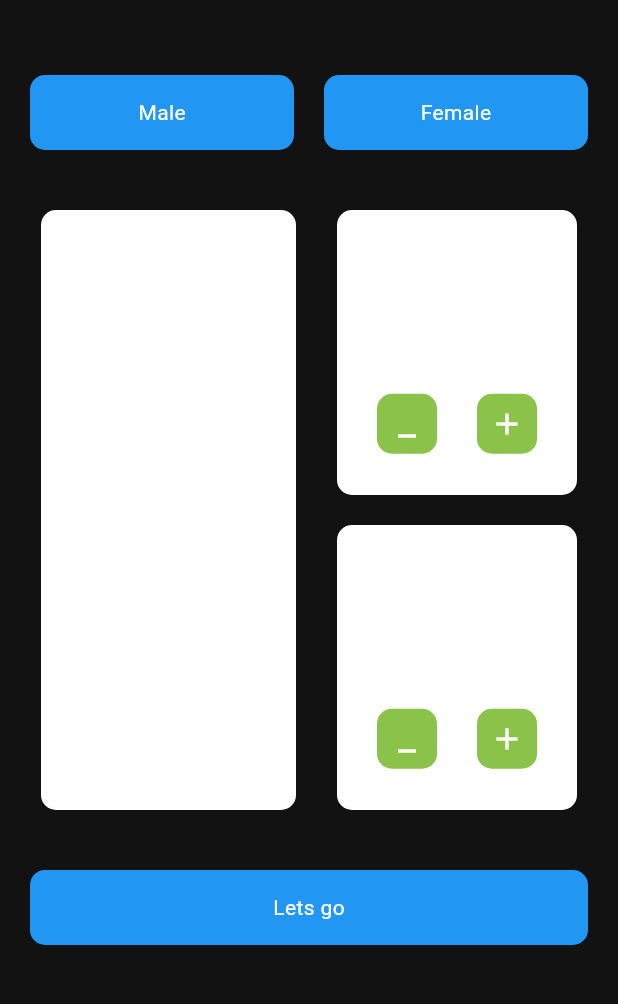
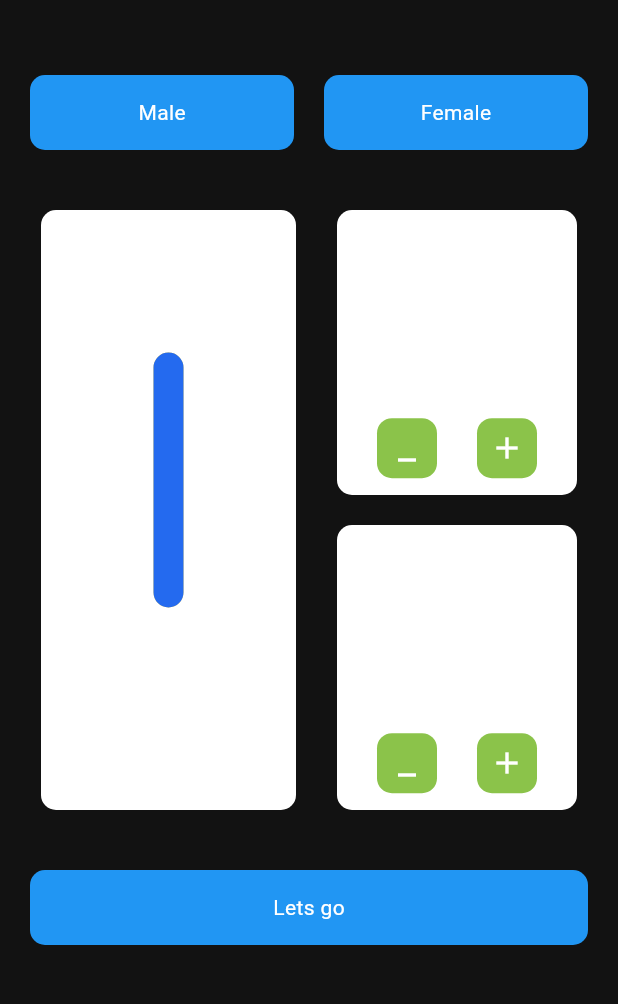
Before and after one commit to BIBINKB97/BMI-calculator-application, a Flutter app: the screen it shows after launch, on a phone screen of 412 x 824 dp, the part 222-1226 px from its top. Run offline on Flutter 3.47's test engine with Material 2 defaults, Android fonts, the phone set to English and light mode, and no system bars; our stand-ins replace get.

Commit message:
ui part almost completed

```diff
--- a/lib/main.dart
+++ b/lib/main.dart
@@ -13,7 +13,7 @@ class MyApp extends StatelessWidget {
   Widget build(BuildContext context) {
     return GetMaterialApp(
       debugShowCheckedModeBanner: false,
-      title: 'Flutter Demo',
+      title: 'Bmi calculator',
       darkTheme: lightTheme,
       theme: darkTheme,
       home: HomePage(),
--- a/lib/view/home.dart
+++ b/lib/view/home.dart
@@ -83,7 +83,24 @@ class HomePage extends StatelessWidget {
                 decoration: BoxDecoration(
                     borderRadius: BorderRadius.circular(10),
                     color: Colors.white),
-                child: Center(child: Text('height')),
+                child: Center(
+                    child: Column(
+                  children: [
+                    Text('height'),
+                    Transform(
+                        alignment: Alignment.center,
+                        transform: Matrix4.rotationZ(3.14159 / 2),
+                        child: Padding(
+                          padding: const EdgeInsets.symmetric(vertical: 150.0),
+                          child: LinearProgressIndicator(
+                            minHeight: 20,
+                            value: 1,
+                            backgroundColor: Colors.amberAccent,
+                            borderRadius: BorderRadius.circular(10),
+                          ),
+                        )),
+                  ],
+                )),
               ),
               Column(
                 children: [
--- a/lib/view/widgets/weight_and_age_card.dart
+++ b/lib/view/widgets/weight_and_age_card.dart
@@ -19,8 +19,14 @@ class WeightAndAgeCard extends StatelessWidget {
       child: Column(
         mainAxisAlignment: MainAxisAlignment.spaceEvenly,
         children: [
-          Text(title),
-          Text(weight),
+          Text(
+            title,
+            style: TextStyle(fontSize: 18, fontWeight: FontWeight.w500),
+          ),
+          Text(
+            weight,
+            style: TextStyle(fontSize: 55, fontWeight: FontWeight.w600),
+          ),
           Row(
             mainAxisAlignment: MainAxisAlignment.spaceEvenly,
             children: [
```
